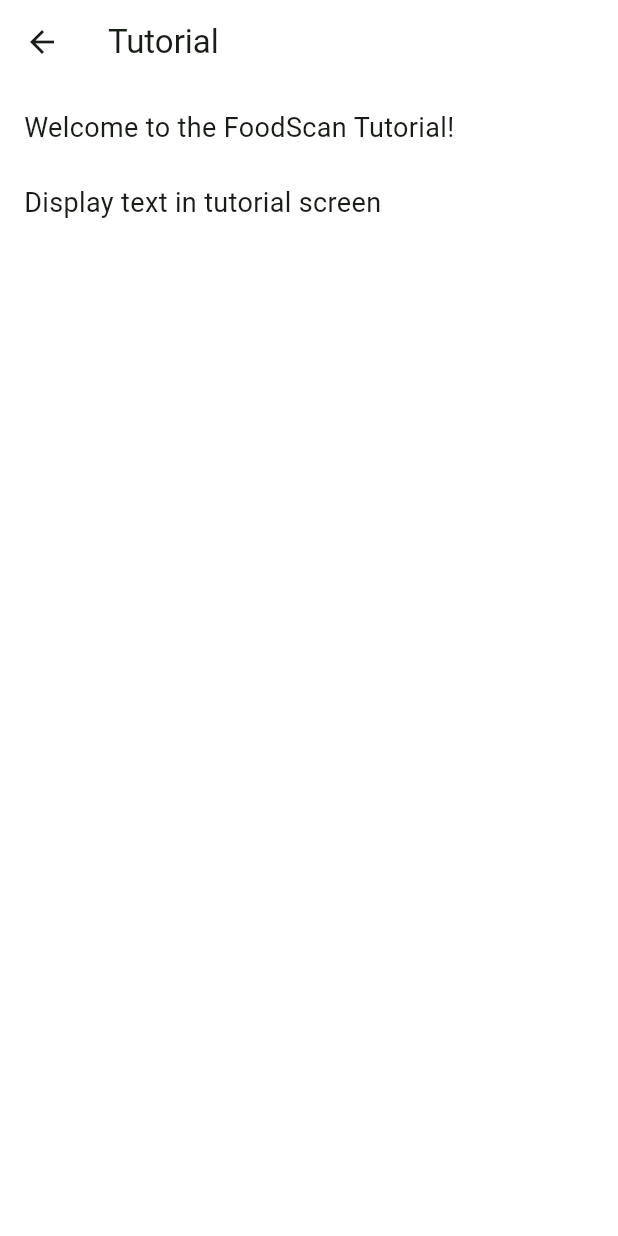
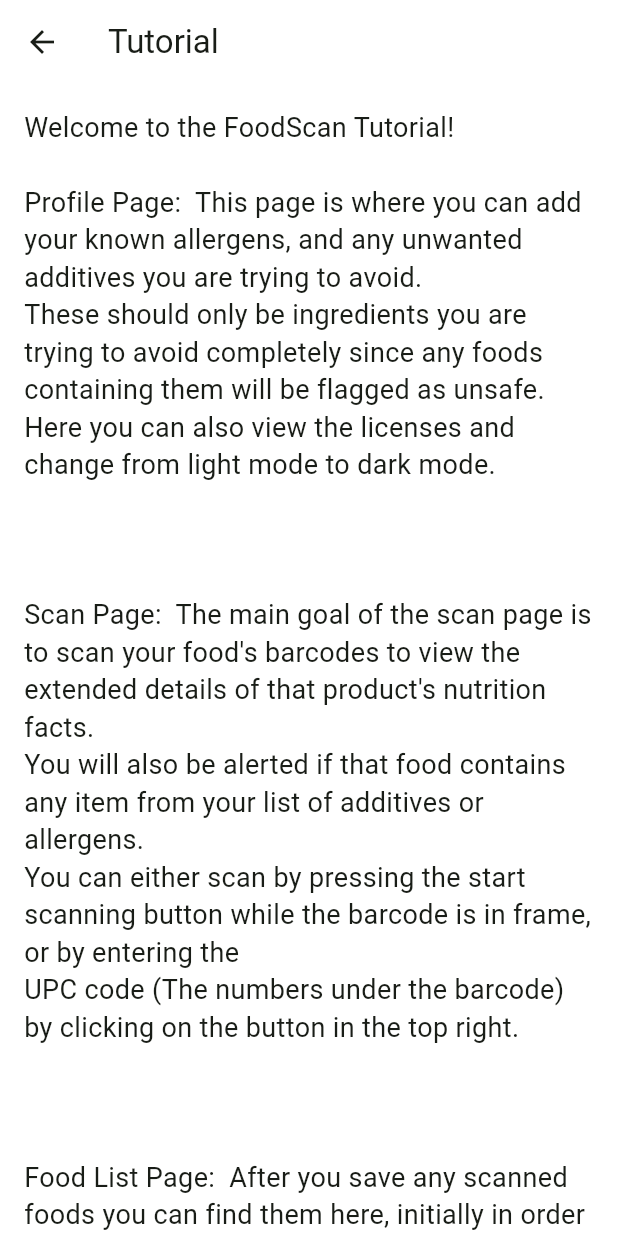
Before and after one commit to OlekS03/foodscan, a Flutter app: the TutorialImageScreen screen opened directly, on a phone screen of 412 x 824 dp. Run offline on Flutter 3.47's test engine with Material 3 defaults, Android fonts, the phone set to English and light mode, and no system bars; our stand-ins replace shared_preferences; missing offline and left inert: mobile_scanner; accounts and stored records are empty.

Commit message:
added tutorial writing

```diff
--- a/foodscan_app/lib/screens/tutorial_image_screen.dart
+++ b/foodscan_app/lib/screens/tutorial_image_screen.dart
@@ -16,7 +16,18 @@ class TutorialImageScreen extends StatelessWidget {
           '''
 Welcome to the FoodScan Tutorial!
 
-Display text in tutorial screen
+Profile Page:  This page is where you can add your known allergens, and any unwanted additives you are trying to avoid.
+These should only be ingredients you are trying to avoid completely since any foods containing them will be flagged as unsafe.
+Here you can also view the licenses and change from light mode to dark mode. \n\n
+
+Scan Page:  The main goal of the scan page is to scan your food's barcodes to view the extended details of that product's nutrition facts.
+You will also be alerted if that food contains any item from your list of additives or allergens.
+You can either scan by pressing the start scanning button while the barcode is in frame, or by entering the
+UPC code (The numbers under the barcode) by clicking on the button in the top right. \n\n
+
+Food List Page:  After you save any scanned foods you can find them here, initially in order of when you scanned them.
+There is also filtering options located at the top right that allow you to filter out or reorder all the items in your food list.
+You can also review the items extended details by clicking on the arrow next to its name, or delete it from your list by clicking the trash bin.
           ''',
           style: TextStyle(
             fontSize: 18,
```
